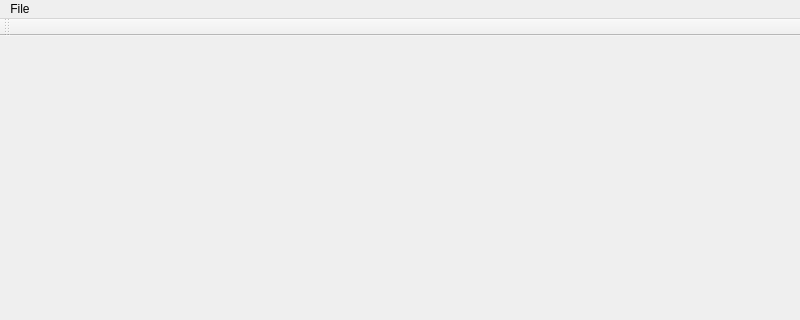
Above: vrplayer/mainwindow.ui from neutrinolabs/xrdp before the change; both pictures show x 0 to 800 and y 0 to 320 of the 800 by 600 pixel window. Below: the same form after it.
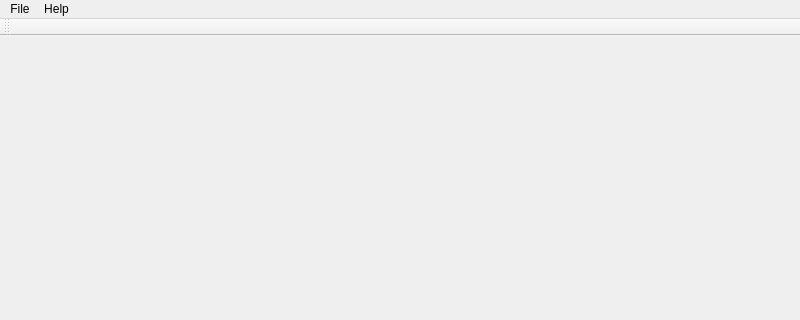
That is the form after the change.

Commit message: vrplayer: added help about and fix seg fault when closing

Patch:
```diff
--- a/vrplayer/mainwindow.ui
+++ b/vrplayer/mainwindow.ui
@@ -31,7 +31,14 @@
     <addaction name="separator"/>
     <addaction name="actionExit"/>
    </widget>
+   <widget class="QMenu" name="menuHelp">
+    <property name="title">
+     <string>Help</string>
+    </property>
+    <addaction name="actionAbout"/>
+   </widget>
    <addaction name="menuFile"/>
+   <addaction name="menuHelp"/>
   </widget>
   <widget class="QToolBar" name="mainToolBar">
    <attribute name="toolBarArea">
```
Left out of the diff: 5 changed lines with no effect on the pictures. The commit also changes 2 other files.
